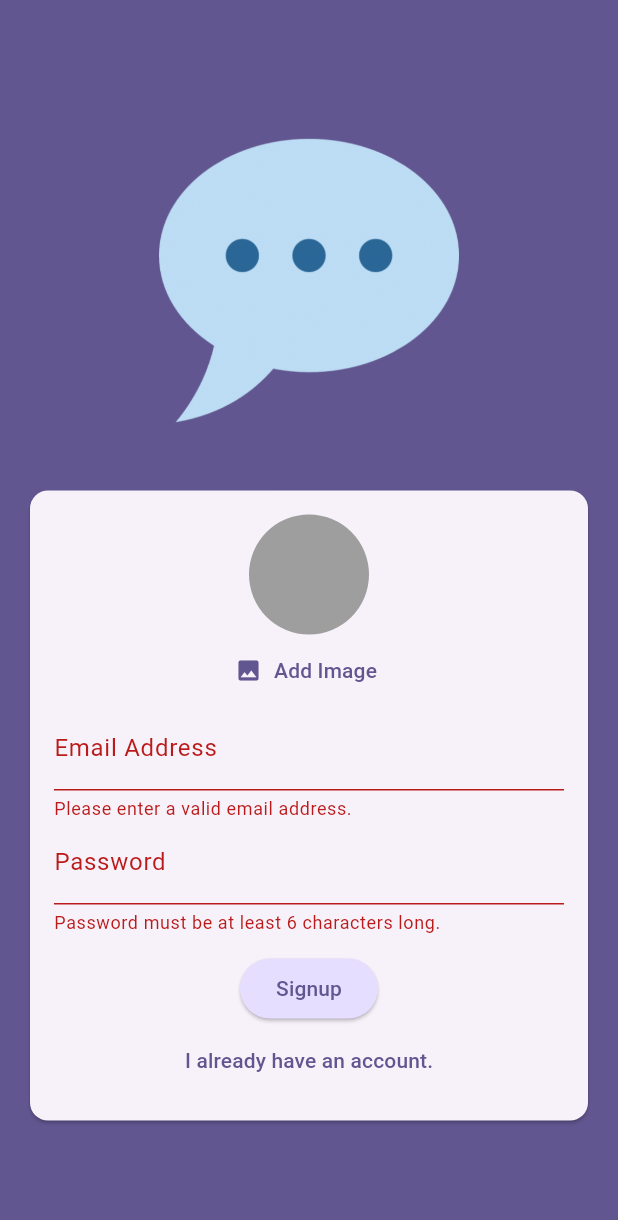
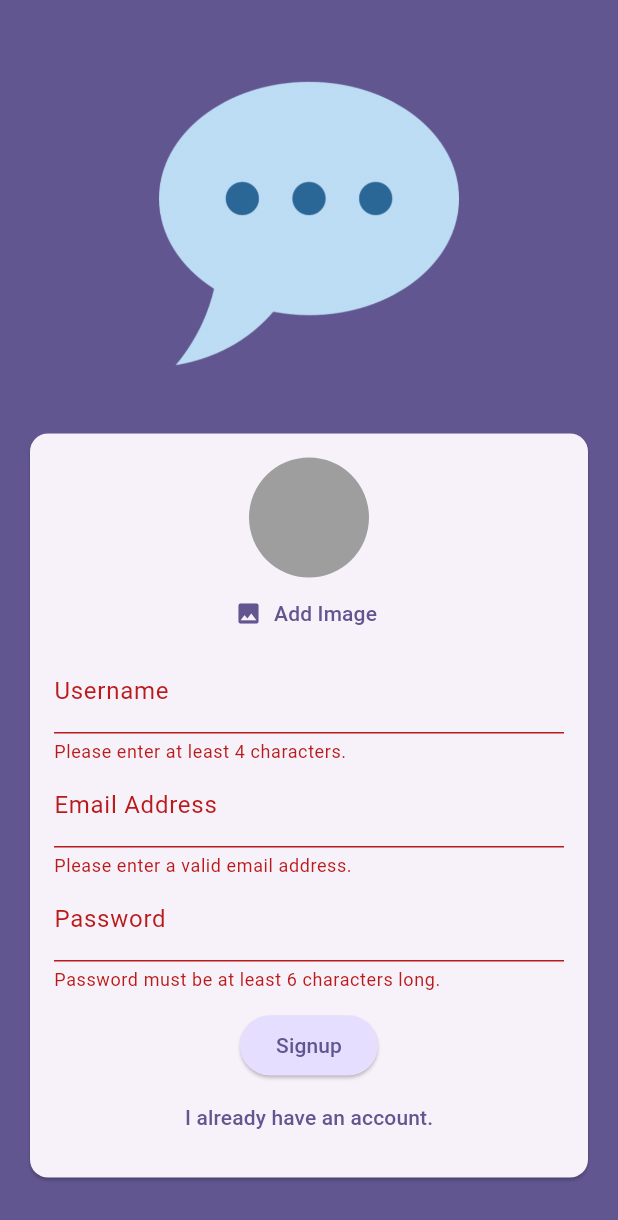
Before and after one commit to yulin0625/chat_app, a Flutter app: the screen it shows after launch, after a tap on "Login", after a tap on "Create an account", after a tap on "Signup", on a phone screen of 412 x 824 dp. Shown: the top 1220 px of the screen. Run offline on Flutter 3.47's test engine with Material 3 defaults, Android fonts, the phone set to English and light mode, and no system bars; our stand-ins replace cloud_firestore, firebase_auth, firebase_core, firebase_storage, image_picker; accounts and stored records are empty.

Commit message:
Store a username

```diff
--- a/lib/screens/auth.dart
+++ b/lib/screens/auth.dart
@@ -19,7 +19,8 @@ class AuthScreen extends StatefulWidget {
 class _AuthScreenState extends State<AuthScreen> {
   final _form = GlobalKey<FormState>();
   bool _isLogin = true;
-  var _enterdEmail = '';
+  var _enteredEmail = '';
+  var _enteredUsername = '';
   var _enterdPassword = '';
   File? _selectedImage;
   bool _isAuthenticating = false;
@@ -40,11 +41,11 @@ class _AuthScreenState extends State<AuthScreen> {
       });
       if (_isLogin) {
         final userCredentials = await _firebase.signInWithEmailAndPassword(
-            email: _enterdEmail, password: _enterdPassword);
+            email: _enteredEmail, password: _enterdPassword);
         print(userCredentials);
       } else {
         final userCredentials = await _firebase.createUserWithEmailAndPassword(
-            email: _enterdEmail, password: _enterdPassword);
+            email: _enteredEmail, password: _enterdPassword);
         print(userCredentials);
         final storageRef = FirebaseStorage.instance
             .ref()
@@ -56,8 +57,8 @@ class _AuthScreenState extends State<AuthScreen> {
             .collection('users')
             .doc(userCredentials.user!.uid)
             .set({
-          'username': 'to be done...',
-          'email': _enterdEmail,
+          'username': _enteredUsername,
+          'email': _enteredEmail,
           'image_url': imageUrl,
         });
       }
@@ -111,6 +112,23 @@ class _AuthScreenState extends State<AuthScreen> {
                                 _selectedImage = pickedImage;
                               },
                             ),
+                          if (!_isLogin)
+                            TextFormField(
+                              decoration:
+                                  const InputDecoration(labelText: 'Username'),
+                              enableSuggestions: false,
+                              validator: (value) {
+                                if (value == null ||
+                                    value.isEmpty ||
+                                    value.trim().length < 4) {
+                                  return 'Please enter at least 4 characters.';
+                                }
+                                return null;
+                              },
+                              onSaved: (value) {
+                                _enteredUsername = value!;
+                              },
+                            ),
                           TextFormField(
                             decoration: const InputDecoration(
                                 labelText: 'Email Address'),
@@ -126,7 +144,7 @@ class _AuthScreenState extends State<AuthScreen> {
                               return null;
                             },
                             onSaved: (value) {
-                              _enterdEmail = value!;
+                              _enteredEmail = value!;
                             },
                           ),
                           TextFormField(
```
